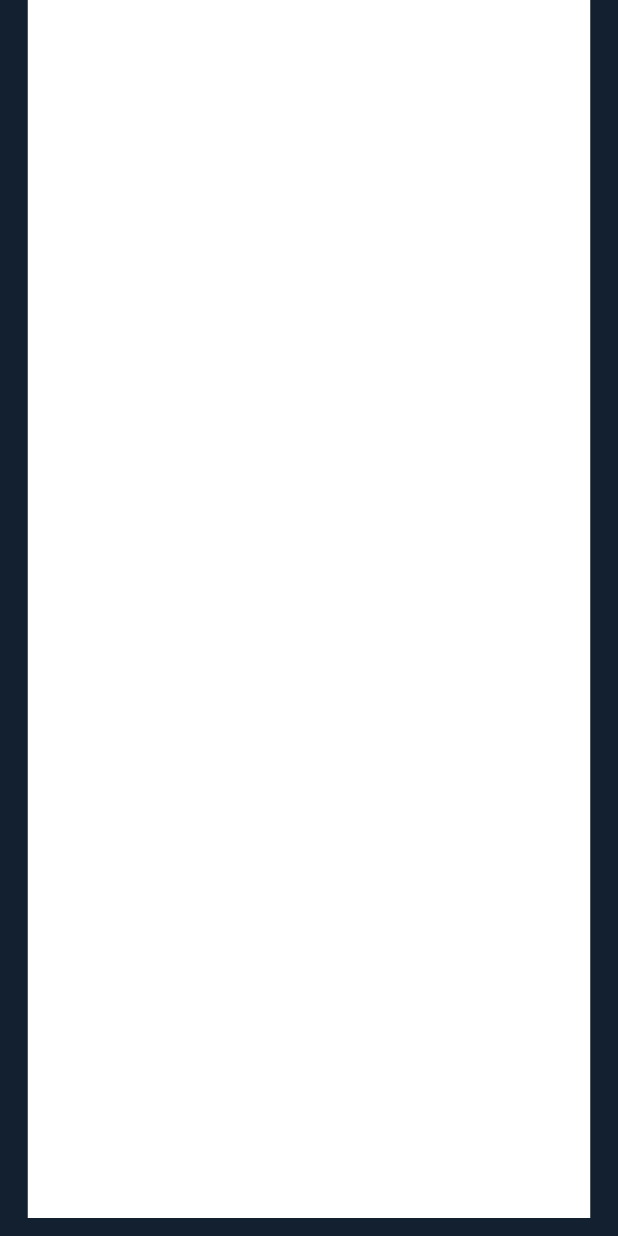
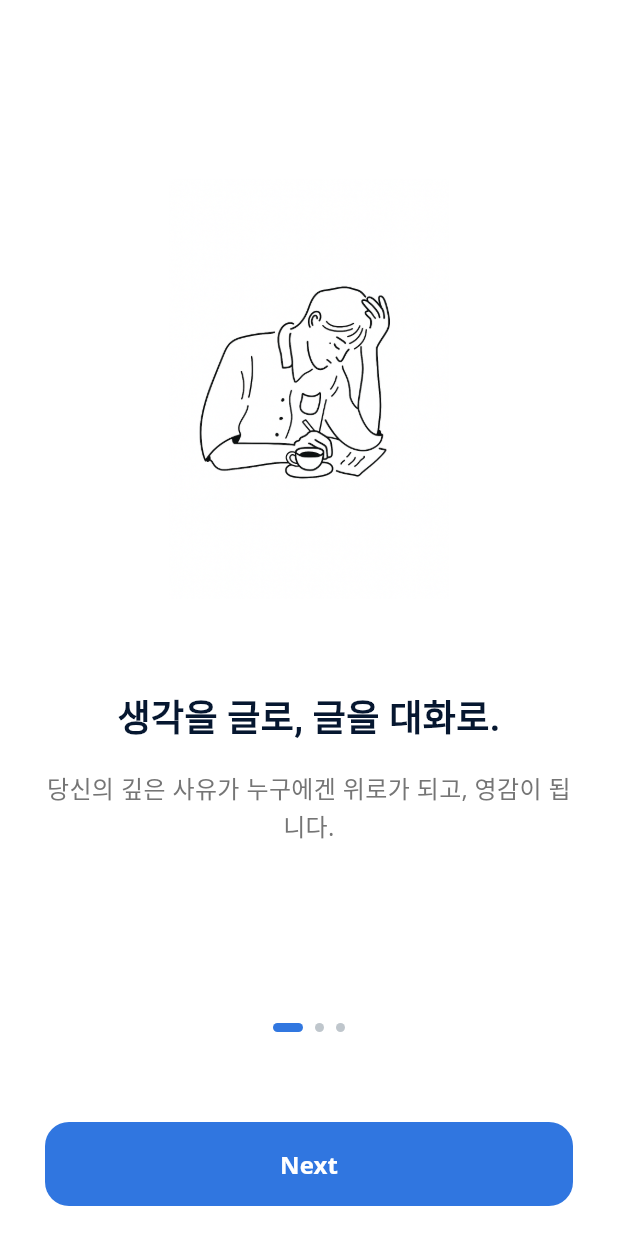
Before and after one commit to yyubin/agora, a Flutter app: the screen it shows after launch, on a phone screen of 412 x 824 dp. Run offline on Flutter 3.47's test engine with Material 3 defaults, Android fonts, the phone set to English and light mode, and no system bars; Roboto replaces fonts that are missing (Open Sans, Plus Jakarta Sans).

Commit message:
feat: add splash, onboarding

```diff
--- a/lib/features/onboarding/screens/onboarding_screen.dart
+++ b/lib/features/onboarding/screens/onboarding_screen.dart
@@ -0,0 +1,187 @@
+import 'package:flutter/material.dart';
+import 'package:agora_flutter/features/onboarding/widgets/page_indicator.dart';
+// TODO: 로그인 또는 홈 화면의 경로를 import 하세요.
+// import 'package:agora_flutter/features/auth/screens/login_screen.dart';
+
+// 온보딩 페이지에 필요한 데이터를 담는 클래스
+class OnboardingPageData {
+  final String imageUrl;
+  final String title;
+  final String subtitle; // 변경된 부분: subtitle 필드 추가
+
+  OnboardingPageData({
+    required this.imageUrl,
+    required this.title,
+    required this.subtitle, // 변경된 부분: 생성자에 subtitle 추가
+  });
+}
+
+class OnboardingScreen extends StatefulWidget {
+  const OnboardingScreen({super.key});
+
+  @override
+  State<OnboardingScreen> createState() => _OnboardingScreenState();
+}
+
+class _OnboardingScreenState extends State<OnboardingScreen> {
+  final PageController _pageController = PageController();
+  int _currentPage = 0;
+
+  // 온보딩 페이지들의 데이터
+  final List<OnboardingPageData> _pages = [
+    // 변경된 부분: 각 데이터에 subtitle 추가
+    OnboardingPageData(
+      imageUrl: 'assets/images/onboarding.png',
+      title: '생각을 글로, 글을 대화로.',
+      subtitle: '당신의 깊은 사유가 누구에겐 위로가 되고, 영감이 됩니다.',
+    ),
+    OnboardingPageData(
+      imageUrl: 'assets/images/onboarding.png',
+      title: '가볍지 않게, 무겁지 않게.',
+      subtitle: '삶에 대해 고민하는 사람들과 느슨하게 연결되는 공간.',
+    ),
+    OnboardingPageData(
+      imageUrl: 'assets/images/onboarding.png',
+      title: '거창하지 않아도 됩니다.',
+      subtitle: '질문 하나, 글귀 하나로도 우리는 삶을 다시 바라볼 수 있어요.',
+    ),
+  ];
+
+  @override
+  void initState() {
+    super.initState();
+    _pageController.addListener(() {
+      setState(() {
+        _currentPage = _pageController.page?.round() ?? 0;
+      });
+    });
+  }
+
+  @override
+  void dispose() {
+    _pageController.dispose();
+    super.dispose();
+  }
+
+  @override
+  Widget build(BuildContext context) {
+    return Scaffold(
+      backgroundColor: Colors.white,
+      body: SafeArea(
+        child: Padding(
+          padding: const EdgeInsets.symmetric(horizontal: 30, vertical: 20),
+          child: Column(
+            children: [
+              // 1. 페이지 뷰 (스와이프되는 영역)
+              Expanded(
+                child: PageView.builder(
+                  controller: _pageController,
+                  itemCount: _pages.length,
+                  itemBuilder: (context, index) {
+                    return _OnboardingPage(data: _pages[index]);
+                  },
+                ),
+              ),
+              const SizedBox(height: 20),
+
+              // 2. 페이지 인디케이터
+              PageIndicator(
+                pageCount: _pages.length,
+                currentPageIndex: _currentPage,
+              ),
+              const SizedBox(height: 60),
+
+              // 3. Next 버튼
+              ElevatedButton(
+                style: ElevatedButton.styleFrom(
+                  backgroundColor: const Color(0xFF3076E0),
+                  minimumSize: const Size(double.infinity, 56),
+                  shape: RoundedRectangleBorder(
+                    borderRadius: BorderRadius.circular(16),
+                  ),
+                  elevation: 0,
+                ),
+                onPressed: () {
+                  if (_currentPage < _pages.length - 1) {
+                    _pageController.nextPage(
+                      duration: const Duration(milliseconds: 300),
+                      curve: Curves.easeIn,
+                    );
+                  } else {
+                    // 마지막 페이지일 경우, 로그인 또는 홈 화면으로 이동
+                    // TODO: 아래 네비게이션 로직을 실제 앱 흐름에 맞게 수정하세요.
+                    /*
+                    Navigator.of(context).pushReplacement(
+                      MaterialPageRoute(builder: (_) => LoginScreen()),
+                    );
+                    */
+                    print("Go to Home or Login Screen");
+                  }
+                },
+                child: Text(
+                  _currentPage < _pages.length - 1 ? 'Next' : 'Get Started',
+                  style: const TextStyle(
+                    color: Colors.white,
+                    fontSize: 16,
+                    fontFamily: 'Open Sans',
+                    fontWeight: FontWeight.w700,
+                  ),
+                ),
+              ),
+            ],
+          ),
+        ),
+      ),
+    );
+  }
+}
+
+// 각 온보딩 페이지의 UI를 구성하는 내부 위젯
+class _OnboardingPage extends StatelessWidget {
+  final OnboardingPageData data;
+
+  const _OnboardingPage({required this.data});
+
+  @override
+  Widget build(BuildContext context) {
+    return Column(
+      mainAxisAlignment: MainAxisAlignment.center,
+      children: [
+        // 이미지
+        Image.asset(
+          data.imageUrl,
+          height: 280,
+          fit: BoxFit.contain,
+        ),
+        const SizedBox(height: 60),
+
+        // 메인 타이틀
+        Text(
+          data.title,
+          textAlign: TextAlign.center,
+          style: const TextStyle(
+            color: Color(0xFF061730),
+            fontSize: 24,
+            fontFamily: 'Plus Jakarta Sans',
+            fontWeight: FontWeight.w700,
+            height: 1.5, // 줄 간격 추가
+          ),
+        ),
+
+        // 변경된 부분: 서브타이틀을 위한 SizedBox와 Text 위젯 추가
+        const SizedBox(height: 16),
+        Text(
+          data.subtitle,
+          textAlign: TextAlign.center,
+          style: TextStyle(
+            color: Colors.grey.shade600, // 타이틀보다 연한 색상
+            fontSize: 16, // 타이틀보다 작은 폰트 크기
+            fontFamily: 'Open Sans',
+            fontWeight: FontWeight.normal, // 일반 굵기
+            height: 1.5, // 줄 간격 추가
+          ),
+        ),
+      ],
+    );
+  }
+}
--- a/lib/features/onboarding/screens/splash_screen.dart
+++ b/lib/features/onboarding/screens/splash_screen.dart
@@ -0,0 +1,34 @@
+import 'dart:async';
+import 'package:flutter/material.dart';
+import 'package:agora_flutter/features/onboarding/screens/onboarding_screen.dart'; // OnboardingScreen 경로
+
+class SplashScreen extends StatefulWidget {
+  const SplashScreen({super.key});
+
+  @override
+  State<SplashScreen> createState() => _SplashScreenState();
+}
+
+class _SplashScreenState extends State<SplashScreen> {
+  @override
+  void initState() {
+    super.initState();
+    // 3초 후에 온보딩 화면으로 이동
+    Timer(const Duration(seconds: 3), () {
+      Navigator.of(context).pushReplacement(
+        MaterialPageRoute(builder: (_) => OnboardingScreen()),
+      );
+    });
+  }
+
+  @override
+  Widget build(BuildContext context) {
+    return Scaffold(
+      backgroundColor: Colors.white,
+      body: Center(
+        child: Image.asset('assets/images/logo.png')
+
+      ),
+    );
+  }
+}
--- a/lib/features/onboarding/widgets/page_indicator.dart
+++ b/lib/features/onboarding/widgets/page_indicator.dart
@@ -1,18 +1,38 @@
 import 'package:flutter/material.dart';
 
-class Splash extends StatelessWidget {
+class PageIndicator extends StatelessWidget {
+  final int pageCount;
+  final int currentPageIndex;
+
+  const PageIndicator({
+    super.key,
+    required this.pageCount,
+    required this.currentPageIndex,
+  });
+
+  Widget _buildDot(bool isActive) {
+    return AnimatedContainer(
+      duration: const Duration(milliseconds: 150),
+      margin: const EdgeInsets.symmetric(horizontal: 4.0),
+      height: 6,
+      width: isActive ? 20 : 6,
+      decoration: BoxDecoration(
+        color: isActive ? const Color(0xFF3177E0) : const Color(0xFFBFC6CC),
+        borderRadius: BorderRadius.circular(3),
+      ),
+    );
+  }
+
   @override
   Widget build(BuildContext context) {
-    return Column(
-      children: [
-        Container(
-          width: 375,
-          height: 812,
-          clipBehavior: Clip.antiAlias,
-          decoration: BoxDecoration(color: Colors.white),
-          child: Stack(),
-        ),
-      ],
+    List<Widget> dots = [];
+    for (int i = 0; i < pageCount; i++) {
+      dots.add(_buildDot(i == currentPageIndex));
+    }
+
+    return Row(
+      mainAxisAlignment: MainAxisAlignment.center,
+      children: dots,
     );
   }
 }
--- a/lib/main.dart
+++ b/lib/main.dart
@@ -1,4 +1,5 @@
 import 'package:flutter/material.dart';
+import 'package:agora_flutter/features/onboarding/screens/splash_screen.dart'; // 방금 만든 SplashScreen의 경로
 
 void main() {
   runApp(const MyApp());
@@ -10,31 +11,21 @@ class MyApp extends StatelessWidget {
   @override
   Widget build(BuildContext context) {
     return MaterialApp(
-      theme: ThemeData.dark().copyWith(
-        scaffoldBackgroundColor: const Color.fromARGB(255, 18, 32, 47),
+      // 디버그 모드에서 우측 상단에 뜨는 'DEBUG' 배너를 제거합니다.
+      debugShowCheckedModeBanner: false,
+
+      // 앱의 전체적인 테마를 설정할 수 있습니다.
+      // 지금은 기본 테마를 사용하지만, 추후 'core/theme/app_theme.dart'에서 관리할 수 있습니다.
+      theme: ThemeData(
+        primarySwatch: Colors.blue,
+        visualDensity: VisualDensity.adaptivePlatformDensity,
+        scaffoldBackgroundColor: Colors.white, // 앱의 기본 배경색을 흰색으로 설정
       ),
-      home: Scaffold(
-        body: ListView(children: [
-          Splash(),
-        ]),
-      ),
+
+      // 앱이 시작될 때 가장 먼저 보여줄 화면을 지정합니다.
+      // SplashScreen을 home으로 지정하면, 앱 실행 시 스플래시 화면이 나타나고,
+      // SplashScreen 내부 로직에 의해 3초 후 OnboardingScreen으로 자동 이동합니다.
+      home: SplashScreen(),
     );
   }
 }
-
-class Splash extends StatelessWidget {
-  @override
-  Widget build(BuildContext context) {
-    return Column(
-      children: [
-        Container(
-          width: 375,
-          height: 812,
-          clipBehavior: Clip.antiAlias,
-          decoration: BoxDecoration(color: Colors.white),
-          child: Stack(),
-        ),
-      ],
-    );
-  }
-}
--- a/pubspec.yaml
+++ b/pubspec.yaml
@@ -56,7 +56,8 @@ flutter:
   # included with your application, so that you can use the icons in
   # the material Icons class.
   uses-material-design: true
-
+  assets:
+    - assets/images/
   # To add assets to your application, add an assets section, like this:
   # assets:
   #   - images/a_dot_burr.jpeg
```
Also changed, not shown: assets/images/logo.png (added), assets/images/onboarding.png (added).
